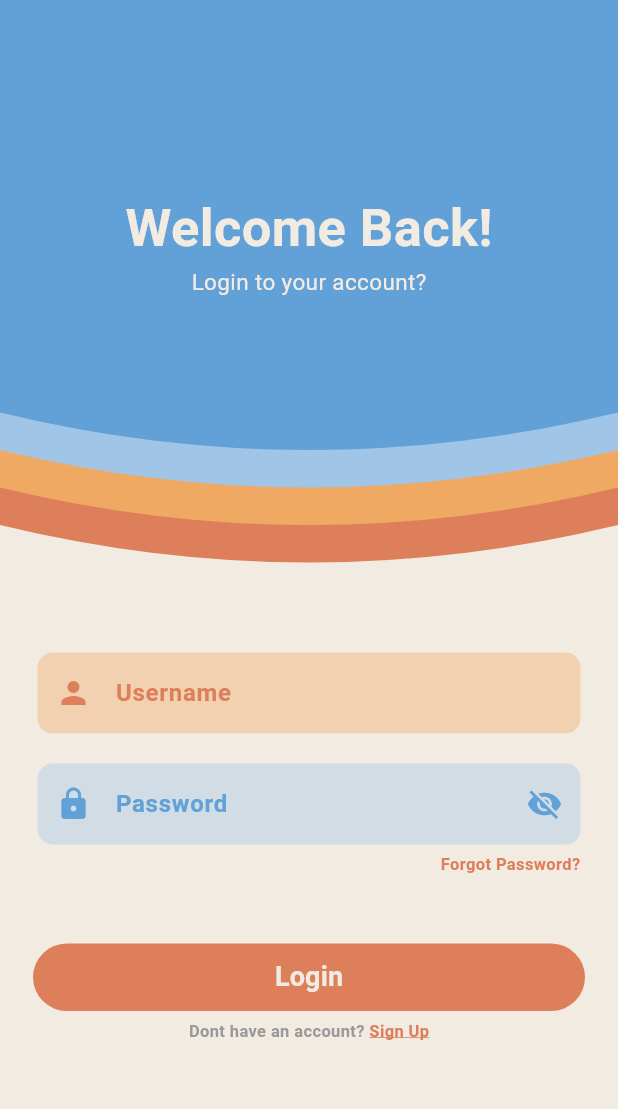
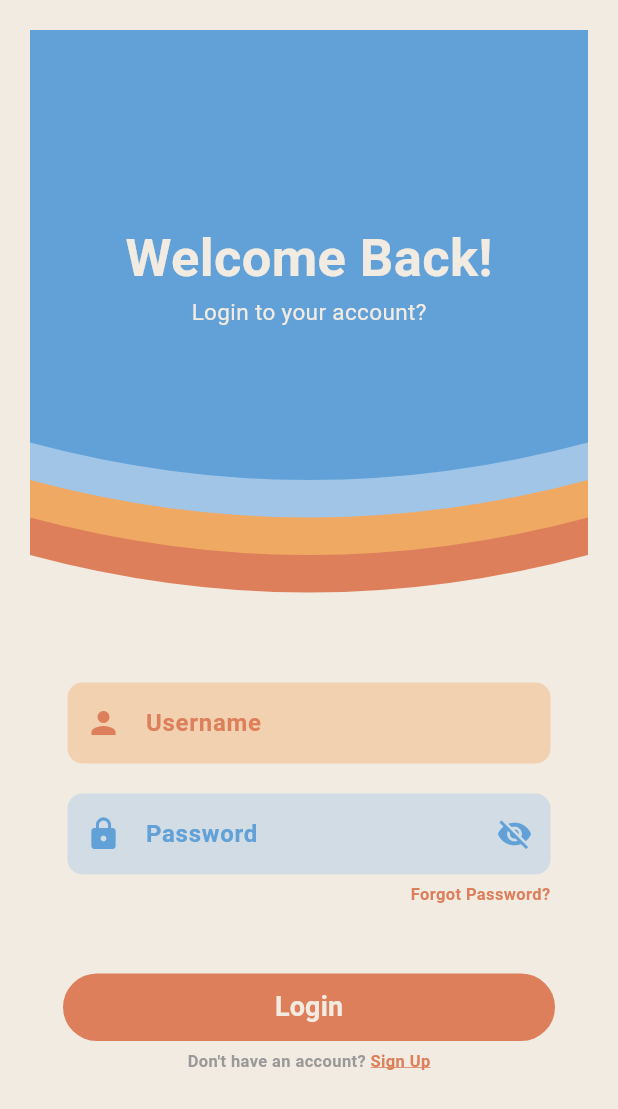
Before and after one commit to baaisha/hacktj_25_front_end, a Flutter app: the screen it shows after launch, on a phone screen of 412 x 824 dp. Shown: the top 1109 px of the screen. Run offline on Flutter 3.47's test engine with Material 3 defaults, Android fonts, the light colour scheme and no system bars; our stand-ins replace flutter_local_notifications, socket_io_client; missing offline and left inert: flutter_mjpeg.

Commit message:
Final Commit

```diff
--- a/lib/pages/login_page.dart
+++ b/lib/pages/login_page.dart
@@ -10,16 +10,27 @@ class LoginPage extends StatelessWidget {
 
   @override
   Widget build(BuildContext context) {
-    return const Scaffold(
+    // FocusNodes for controlling focus behavior
+    final FocusNode usernameFocusNode = FocusNode();
+    final FocusNode passwordFocusNode = FocusNode();
+
+    return Scaffold(
+      resizeToAvoidBottomInset:
+          true, // This will resize the body when the keyboard is open
       backgroundColor: background,
-      body: Column(
+      body: SingleChildScrollView(
+        // Make the content scrollable
+        keyboardDismissBehavior: ScrollViewKeyboardDismissBehavior.manual,
+        child: Padding(
+          padding: EdgeInsets.all(20),
+          child: Column(
             children: [
               LoginDecoration(),
               SizedBox(height: 20),
-          UsernameField(),
-          PasswordField(),
+              UsernameField(), // Username with focus node
+              PasswordField(), // Password with focus node
               Padding(
-            padding: const EdgeInsets.only(left: 25, right: 25),
+                padding: EdgeInsets.only(left: 25, right: 25),
                 child: Align(
                   alignment: Alignment.centerRight,
                   child: Text(
@@ -33,15 +44,13 @@ class LoginPage extends StatelessWidget {
                   ),
                 ),
               ),
-          SizedBox(
-            height: 30,
-          ),
+              SizedBox(height: 30),
               LoginButton(),
               Row(
                 mainAxisAlignment: MainAxisAlignment.center,
                 children: [
                   Text(
-                "Dont have an account?",
+                    "Don't have an account?",
                     textAlign: TextAlign.right,
                     style: TextStyle(
                       fontSize: 11,
@@ -69,6 +78,8 @@ class LoginPage extends StatelessWidget {
               ),
             ],
           ),
+        ),
+      ),
     );
   }
 }
--- a/lib/pages/stream_page.dart
+++ b/lib/pages/stream_page.dart
@@ -40,6 +40,7 @@ class _StreamPageState extends State<StreamPage> {
     socket?.dispose();
     super.dispose();
   }
+
   @override
   Widget build(BuildContext context) {
     return Scaffold(
@@ -86,15 +87,8 @@ class _StreamPageState extends State<StreamPage> {
               style: const TextStyle(fontSize: 16, fontWeight: FontWeight.bold),
             ),
           ),
-          const SizedBox(height: 200),
+          SizedBox(height: 200),
         ],
-        title: Text('Camera Stream'),
-      ),
-      body: Center(
-        child: Mjpeg(
-          isLive: true,
-          stream: 'http://10.0.2.2:5001/video_feed',
-        ),
       ),
     );
   }
```
Also changed, not shown: pubspec.yaml (+4 -7 lines), pubspec.lock, 5 other files. Lines whose indentation alone changed are shown as unchanged.
